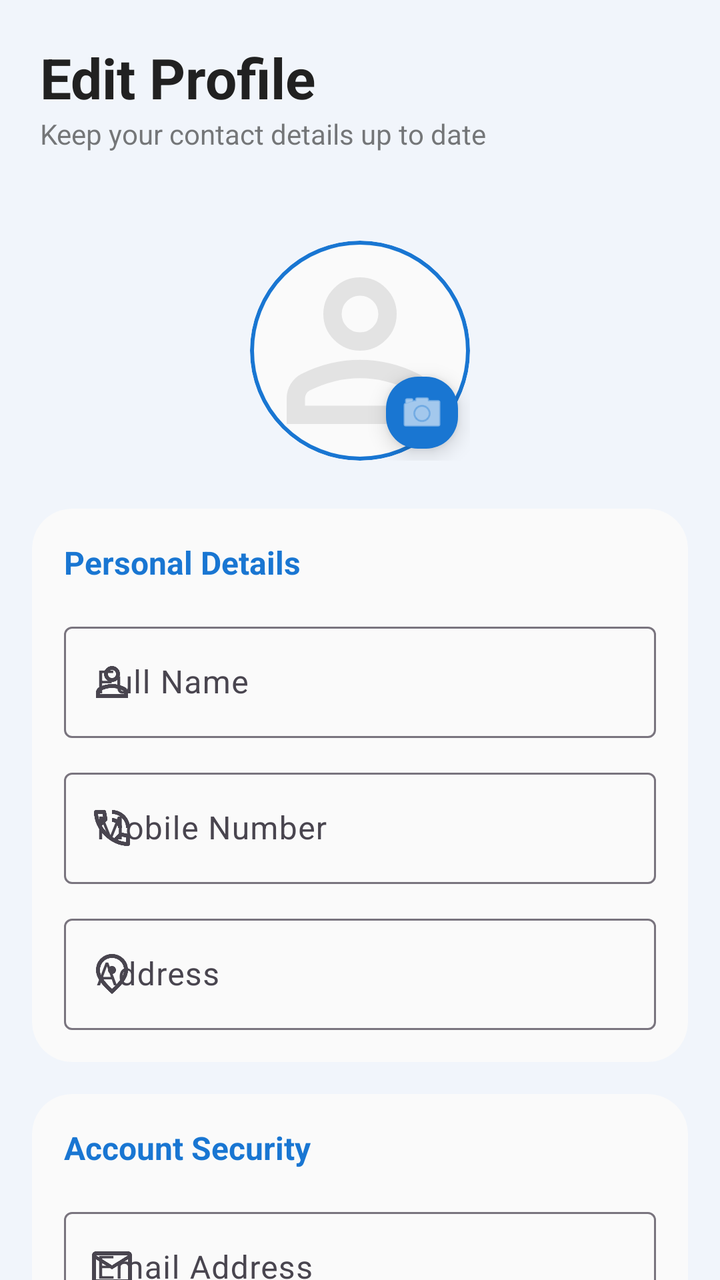
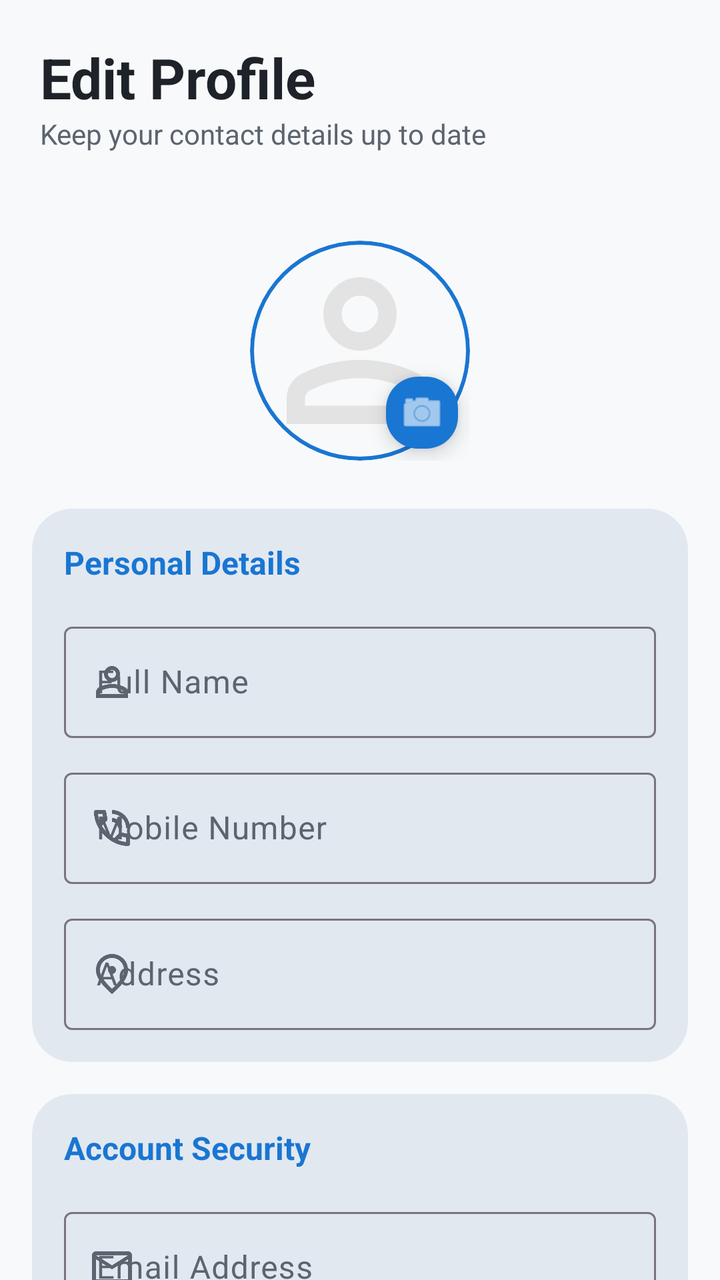

The first picture is an Android layout as it rendered before a commit; the second is the same layout after the commit. The layout source and the unified diff follow.
<!-- AndroidManifest.xml: application theme Theme.Urbanfix -->
<!-- res/layout/fragment_editprofile.xml -->
<?xml version="1.0" encoding="utf-8"?>
<androidx.constraintlayout.widget.ConstraintLayout xmlns:android="http://schemas.android.com/apk/res/android"
    xmlns:app="http://schemas.android.com/apk/res-auto"
    xmlns:tools="http://schemas.android.com/tools"
    android:layout_width="match_parent"
    android:layout_height="match_parent"
    android:background="?android:attr/windowBackground"> <LinearLayout
    android:id="@+id/topBar"
    android:layout_width="match_parent"
    android:layout_height="wrap_content"
    android:orientation="vertical"
    android:padding="20dp"
    app:layout_constraintTop_toTopOf="parent">

    <TextView
        android:layout_width="wrap_content"
        android:layout_height="wrap_content"
        android:text="Edit Profile"
        android:textColor="?attr/colorOnSurface"
        android:textSize="28sp"
        android:textStyle="bold" />

    <TextView
        android:layout_width="wrap_content"
        android:layout_height="wrap_content"
        android:alpha="0.6"
        android:text="Keep your contact details up to date"
        android:textColor="?attr/colorOnSurface"
        android:textSize="14sp" />
</LinearLayout>

    <ScrollView
        android:layout_width="match_parent"
        android:layout_height="0dp"
        android:fillViewport="true"
        android:scrollbars="none"
        app:layout_constraintBottom_toBottomOf="parent"
        app:layout_constraintTop_toBottomOf="@id/topBar">

        <LinearLayout
            android:layout_width="match_parent"
            android:layout_height="wrap_content"
            android:orientation="vertical"
            android:paddingHorizontal="16dp"
            android:paddingBottom="32dp">

            <androidx.constraintlayout.widget.ConstraintLayout
                android:layout_width="wrap_content"
                android:layout_height="wrap_content"
                android:layout_gravity="center"
                android:layout_marginVertical="24dp">

                <com.google.android.material.card.MaterialCardView
                    android:id="@+id/cardProfileImage"
                    android:layout_width="110dp"
                    android:layout_height="110dp"
                    app:cardBackgroundColor="?attr/colorSurface"
                    app:cardCornerRadius="55dp"
                    app:cardElevation="0dp"
                    app:strokeColor="?attr/colorPrimary"
                    app:strokeWidth="2dp"
                    app:layout_constraintTop_toTopOf="parent"
                    app:layout_constraintStart_toStartOf="parent">

                    <ImageView
                        android:id="@+id/ivEditProfilePicture"
                        android:layout_width="match_parent"
                        android:layout_height="match_parent"
                        android:scaleType="centerCrop"
                        android:src="@drawable/ic_person" />
                </com.google.android.material.card.MaterialCardView>

                <com.google.android.material.floatingactionbutton.FloatingActionButton
                    android:id="@+id/btnChangeImage"
                    android:layout_width="wrap_content"
                    android:layout_height="wrap_content"
                    app:fabCustomSize="36dp"
                    app:srcCompat="@android:drawable/ic_menu_camera"
                    app:backgroundTint="?attr/colorPrimary"
                    app:tint="?attr/colorOnPrimary"
                    app:layout_constraintBottom_toBottomOf="@id/cardProfileImage"
                    app:layout_constraintEnd_toEndOf="@id/cardProfileImage" />
            </androidx.constraintlayout.widget.ConstraintLayout>

            <com.google.android.material.card.MaterialCardView
                android:layout_width="match_parent"
                android:layout_height="wrap_content"
                android:layout_marginBottom="16dp"
                app:cardBackgroundColor="?attr/colorSurface"
                app:cardCornerRadius="20dp"
                app:cardElevation="0dp"
                app:strokeWidth="0dp">

                <LinearLayout
                    android:layout_width="match_parent"
                    android:layout_height="wrap_content"
                    android:orientation="vertical"
                    android:padding="16dp">

                    <TextView
                        android:layout_width="wrap_content"
                        android:layout_height="wrap_content"
                        android:text="Personal Details"
                        android:textStyle="bold"
                        android:textColor="?attr/colorPrimary"
                        android:layout_marginBottom="16dp"/>

                    <com.google.android.material.textfield.TextInputLayout
                        style="@style/Widget.Material3.TextInputLayout.OutlinedBox"
                        android:layout_width="match_parent"
                        android:layout_height="wrap_content"
                        android:hint="Full Name"
                        app:startIconDrawable="@drawable/ic_person">
                        <com.google.android.material.textfield.TextInputEditText
                            android:id="@+id/etEditName"
                            android:layout_width="match_parent"
                            android:layout_height="wrap_content"
                            android:textColor="?attr/colorOnSurface"/>
                    </com.google.android.material.textfield.TextInputLayout>

                    <com.google.android.material.textfield.TextInputLayout
                        style="@style/Widget.Material3.TextInputLayout.OutlinedBox"
                        android:layout_width="match_parent"
                        android:layout_height="wrap_content"
                        android:layout_marginTop="12dp"
                        android:hint="Mobile Number"
                        app:startIconDrawable="@drawable/ic_phone">
                        <com.google.android.material.textfield.TextInputEditText
                            android:id="@+id/etEditMobile"
                            android:layout_width="match_parent"
                            android:layout_height="wrap_content"
                            android:inputType="phone"
                            android:textColor="?attr/colorOnSurface"/>
                    </com.google.android.material.textfield.TextInputLayout>

                    <com.google.android.material.textfield.TextInputLayout
                        style="@style/Widget.Material3.TextInputLayout.OutlinedBox"
                        android:layout_width="match_parent"
                        android:layout_height="wrap_content"
                        android:layout_marginTop="12dp"
                        android:hint="Address"
                        app:startIconDrawable="@drawable/ic_location">
                        <com.google.android.material.textfield.TextInputEditText
                            android:id="@+id/etEditAddress"
                            android:layout_width="match_parent"
                            android:layout_height="wrap_content"
                            android:textColor="?attr/colorOnSurface"/>
                    </com.google.android.material.textfield.TextInputLayout>
                </LinearLayout>
            </com.google.android.material.card.MaterialCardView>

            <com.google.android.material.card.MaterialCardView
                android:layout_width="match_parent"
                android:layout_height="wrap_content"
                android:layout_marginBottom="24dp"
                app:cardBackgroundColor="?attr/colorSurface"
                app:cardCornerRadius="20dp"
                app:cardElevation="0dp"
                app:strokeWidth="0dp">

                <LinearLayout
                    android:layout_width="match_parent"
                    android:layout_height="wrap_content"
                    android:orientation="vertical"
                    android:padding="16dp">

                    <TextView
                        android:layout_width="wrap_content"
                        android:layout_height="wrap_content"
                        android:text="Account Security"
                        android:textStyle="bold"
                        android:textColor="?attr/colorPrimary"
                        android:layout_marginBottom="16dp"/>

                    <com.google.android.material.textfield.TextInputLayout
                        style="@style/Widget.Material3.TextInputLayout.OutlinedBox"
                        android:layout_width="match_parent"
                        android:layout_height="wrap_content"
                        android:hint="Email Address"
                        app:startIconDrawable="@drawable/ic_mail">
                        <com.google.android.material.textfield.TextInputEditText
                            android:id="@+id/etEditEmail"
                            android:layout_width="match_parent"
                            android:layout_height="wrap_content"
                            android:enabled="false"
                            android:textColor="?attr/colorOnSurface" />
                    </com.google.android.material.textfield.TextInputLayout>

                    <LinearLayout
                        android:id="@+id/passwordLayout"
                        android:layout_width="match_parent"
                        android:layout_height="wrap_content"
                        android:orientation="vertical"
                        android:visibility="gone"
                        android:layout_marginTop="12dp">

                        <com.google.android.material.textfield.TextInputLayout
                            style="@style/Widget.Material3.TextInputLayout.OutlinedBox"
                            android:layout_width="match_parent"
                            android:layout_height="wrap_content"
                            android:hint="New Password"
                            app:passwordToggleEnabled="true"
                            app:startIconDrawable="@drawable/ic_lock">
                            <com.google.android.material.textfield.TextInputEditText
                                android:id="@+id/etNewPassword"
                                android:layout_width="match_parent"
                                android:layout_height="wrap_content"
                                android:inputType="textPassword"
                                android:textColor="?attr/colorOnSurface"/>
                        </com.google.android.material.textfield.TextInputLayout>
                    </LinearLayout>

                    <com.google.android.material.button.MaterialButton
                        android:id="@+id/btnShowPasswordFields"
                        style="@style/Widget.Material3.Button.TextButton"
                        android:layout_width="wrap_content"
                        android:layout_height="wrap_content"
                        android:layout_marginTop="8dp"
                        android:text="Change Password?"
                        android:textColor="?attr/colorPrimary" />

                </LinearLayout>
            </com.google.android.material.card.MaterialCardView>

            <com.google.android.material.button.MaterialButton
                android:id="@+id/btnSaveProfile"
                android:layout_width="match_parent"
                android:layout_height="60dp"
                android:text="SAVE CHANGES"
                android:textStyle="bold"
                app:cornerRadius="16dp" />

        </LinearLayout>
    </ScrollView>
</androidx.constraintlayout.widget.ConstraintLayout>
<!-- resources referenced by this layout -->
<resources>
  <!-- drawable ic_location (drawable) -->
  <vector xmlns:android="http://schemas.android.com/apk/res/android"
      android:width="24dp"
      android:height="24dp"
      android:viewportWidth="960"
      android:viewportHeight="960">
    <path
        android:pathData="M536.5,456.5Q560,433 560,400t-23.5,-56.5Q513,320 480,320t-56.5,23.5Q400,367 400,400t23.5,56.5Q447,480 480,480t56.5,-23.5ZM480,774q122,-112 181,-203.5T720,408q0,-109 -69.5,-178.5T480,160q-101,0 -170.5,69.5T240,408q0,71 59,162.5T480,774ZM480,880Q319,743 239.5,625.5T160,408q0,-150 96.5,-239T480,80q127,0 223.5,89T800,408q0,100 -79.5,217.5T480,880ZM480,400Z"
        android:fillColor="#e3e3e3"/>
  </vector>
  <!-- drawable ic_lock (drawable) -->
  <vector xmlns:android="http://schemas.android.com/apk/res/android"
      android:width="24dp"
      android:height="24dp"
      android:viewportWidth="960"
      android:viewportHeight="960">
    <path
        android:pathData="M240,880q-33,0 -56.5,-23.5T160,800v-400q0,-33 23.5,-56.5T240,320h40v-80q0,-83 58.5,-141.5T480,40q83,0 141.5,58.5T680,240v80h40q33,0 56.5,23.5T800,400v400q0,33 -23.5,56.5T720,880L240,880ZM240,800h480v-400L240,400v400ZM480,680q33,0 56.5,-23.5T560,600q0,-33 -23.5,-56.5T480,520q-33,0 -56.5,23.5T400,600q0,33 23.5,56.5T480,680ZM360,320h240v-80q0,-50 -35,-85t-85,-35q-50,0 -85,35t-35,85v80ZM240,800v-400,400Z"
        android:fillColor="#e3e3e3"/>
  </vector>
  <!-- drawable ic_mail (drawable) -->
  <vector xmlns:android="http://schemas.android.com/apk/res/android"
      android:width="24dp"
      android:height="24dp"
      android:viewportWidth="24"
      android:viewportHeight="24">
    <path
        android:pathData="M22,6c0,-1.1 -0.9,-2 -2,-2L4,4c-1.1,0 -2,0.9 -2,2v12c0,1.1 0.9,2 2,2h16c1.1,0 2,-0.9 2,-2L22,6zM20,6l-8,4.99L4,6h16zM20,18L4,18L4,8l8,5 8,-5v10z"
        android:fillColor="#e3e3e3"/>
  </vector>
  <!-- drawable ic_person (drawable) -->
  <vector xmlns:android="http://schemas.android.com/apk/res/android"
      android:width="24dp"
      android:height="24dp"
      android:viewportWidth="960"
      android:viewportHeight="960">
    <path
        android:pathData="M480,480q-66,0 -113,-47t-47,-113q0,-66 47,-113t113,-47q66,0 113,47t47,113q0,66 -47,113t-113,47ZM160,800v-112q0,-34 17.5,-62.5T224,582q62,-31 126,-46.5T480,520q66,0 130,15.5T736,582q29,15 46.5,43.5T800,688v112L160,800ZM240,720h480v-32q0,-11 -5.5,-20T700,654q-54,-27 -109,-40.5T480,600q-56,0 -111,13.5T260,654q-9,5 -14.5,14t-5.5,20v32ZM480,400q33,0 56.5,-23.5T560,320q0,-33 -23.5,-56.5T480,240q-33,0 -56.5,23.5T400,320q0,33 23.5,56.5T480,400ZM480,320ZM480,720Z"
        android:fillColor="#e3e3e3"/>
  </vector>
  <style name="Theme.Urbanfix" parent="Base.Theme.Urbanfix" />
  <style name="Base.Theme.Urbanfix" parent="Theme.Material3.DayNight.NoActionBar">
          <item name="colorPrimary">#1976D2</item>
          <item name="colorOnPrimary">#FFFFFF</item>
          <item name="colorSecondary">#42A5F5</item>
          <item name="colorOnSecondary">#FFFFFF</item>
  
          <item name="android:statusBarColor">#1976D2</item>
          <item name="android:windowLightStatusBar">false</item>
  
          <item name="android:windowBackground">@color/google_lavender_blue</item>
          <item name="colorSurface">@color/dark_white_card</item>
          <item name="colorOnSurface">#212121</item>
          <item name="colorSurfaceVariant">#ECEFF1</item>
  
          <item name="elevationOverlayEnabled">false</item>
  
          <item name="android:textSize">16sp</item>
      </style>
  <color name="google_lavender_blue">#F1F5FB</color>
  <color name="dark_white_card">#FAFAFA</color>
  <!-- unchanged entries left out for length: 1 -->
</resources>

<!-- the commit's change to res/layout/fragment_editprofile.xml (unified diff, before → after) -->
@@ -4,30 +4,31 @@
     xmlns:tools="http://schemas.android.com/tools"
     android:layout_width="match_parent"
     android:layout_height="match_parent"
-    android:background="?android:attr/windowBackground"> <LinearLayout
-    android:id="@+id/topBar"
-    android:layout_width="match_parent"
-    android:layout_height="wrap_content"
-    android:orientation="vertical"
-    android:padding="20dp"
-    app:layout_constraintTop_toTopOf="parent">
-
-    <TextView
-        android:layout_width="wrap_content"
+    android:background="?android:attr/windowBackground">
+
+    <LinearLayout
+        android:id="@+id/topBar"
+        android:layout_width="match_parent"
         android:layout_height="wrap_content"
-        android:text="Edit Profile"
-        android:textColor="?attr/colorOnSurface"
-        android:textSize="28sp"
-        android:textStyle="bold" />
-
-    <TextView
-        android:layout_width="wrap_content"
-        android:layout_height="wrap_content"
-        android:alpha="0.6"
-        android:text="Keep your contact details up to date"
-        android:textColor="?attr/colorOnSurface"
-        android:textSize="14sp" />
-</LinearLayout>
+        android:orientation="vertical"
+        android:padding="20dp"
+        app:layout_constraintTop_toTopOf="parent">
+
+        <TextView
+            android:layout_width="wrap_content"
+            android:layout_height="wrap_content"
+            android:text="Edit Profile"
+            android:textColor="?attr/colorOnSurface"
+            android:textSize="28sp"
+            android:textStyle="bold" />
+
+        <TextView
+            android:layout_width="wrap_content"
+            android:layout_height="wrap_content"
+            android:text="Keep your contact details up to date"
+            android:textColor="?attr/colorOnSurfaceVariant"
+            android:textSize="14sp" />
+    </LinearLayout>
 
     <ScrollView
         android:layout_width="match_parent"
@@ -54,7 +55,7 @@
                     android:id="@+id/cardProfileImage"
                     android:layout_width="110dp"
                     android:layout_height="110dp"
-                    app:cardBackgroundColor="?attr/colorSurface"
+                    app:cardBackgroundColor="?android:attr/windowBackground"
                     app:cardCornerRadius="55dp"
                     app:cardElevation="0dp"
                     app:strokeColor="?attr/colorPrimary"
@@ -86,7 +87,7 @@
                 android:layout_width="match_parent"
                 android:layout_height="wrap_content"
                 android:layout_marginBottom="16dp"
-                app:cardBackgroundColor="?attr/colorSurface"
+                app:cardBackgroundColor="?attr/colorSurfaceVariant"
                 app:cardCornerRadius="20dp"
                 app:cardElevation="0dp"
                 app:strokeWidth="0dp">
@@ -153,7 +154,7 @@
                 android:layout_width="match_parent"
                 android:layout_height="wrap_content"
                 android:layout_marginBottom="24dp"
-                app:cardBackgroundColor="?attr/colorSurface"
+                app:cardBackgroundColor="?attr/colorSurfaceVariant"
                 app:cardCornerRadius="20dp"
                 app:cardElevation="0dp"
                 app:strokeWidth="0dp">
<!-- resource entries referenced after the edit -->
@@ -47,20 +47,26 @@
           <item name="colorSecondary">#42A5F5</item>
           <item name="colorOnSecondary">#FFFFFF</item>
   
-          <item name="android:statusBarColor">#1976D2</item>
-          <item name="android:windowLightStatusBar">false</item>
+          <item name="android:statusBarColor">@color/premium_bg</item>
+          <item name="android:windowLightStatusBar">true</item>
   
-          <item name="android:windowBackground">@color/google_lavender_blue</item>
-          <item name="colorSurface">@color/dark_white_card</item>
-          <item name="colorOnSurface">#212121</item>
-          <item name="colorSurfaceVariant">#ECEFF1</item>
+          <item name="android:windowBackground">@color/premium_bg</item>
+          <item name="colorSurface">@color/premium_bg</item>
+          <item name="colorOnSurface">@color/text_primary</item>
+  
+          <item name="colorSurfaceVariant">@color/premium_card_contrast</item>
+          <item name="colorOnSurfaceVariant">@color/text_secondary</item>
+  
+          <item name="colorSurfaceContainer">#FFFFFF</item>
   
           <item name="elevationOverlayEnabled">false</item>
   
           <item name="android:textSize">16sp</item>
       </style>
-  <color name="google_lavender_blue">#F1F5FB</color>
-  <color name="dark_white_card">#FAFAFA</color>
+  <color name="premium_bg">#F8F9FA</color>
+  <color name="text_primary">#1E2229</color>
+  <color name="premium_card_contrast">#E2E8F0</color>
+  <color name="text_secondary">#5C6470</color>
   <!-- unchanged entries left out for length: 1 -->
 </resources>
 
